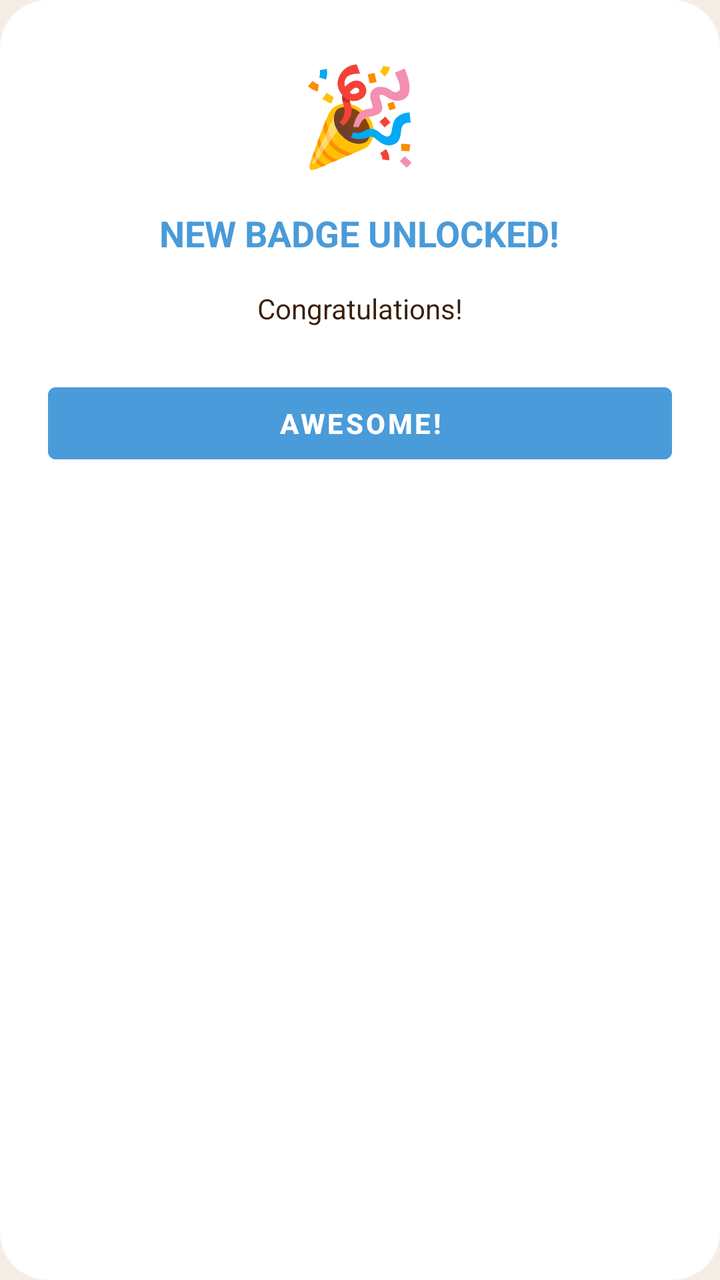
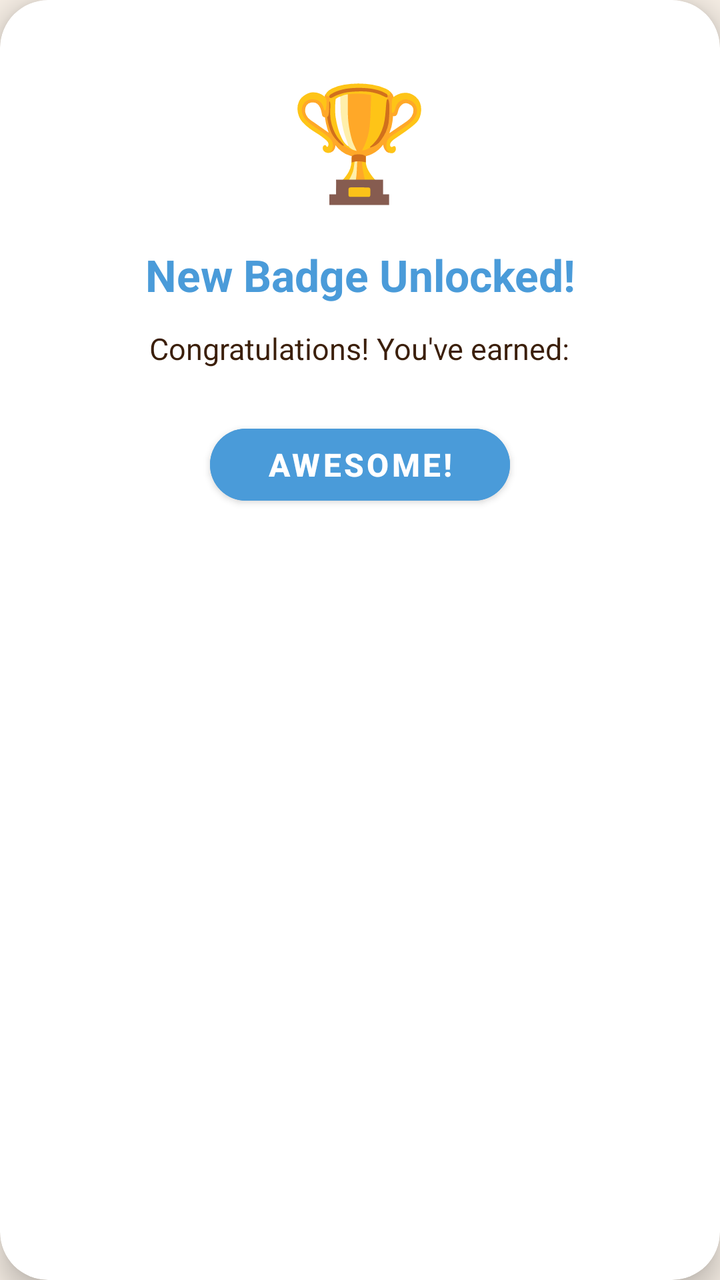

Screens rendered from an Android XML layout before and after an edit, with the pre-edit source and the edit as a unified diff.
<!-- AndroidManifest.xml: application theme Theme.AutiMate -->
<!-- res/layout/dialog_new_badge.xml -->
<?xml version="1.0" encoding="utf-8"?>
<LinearLayout xmlns:android="http://schemas.android.com/apk/res/android"
    android:layout_width="match_parent"
    android:layout_height="wrap_content"
    android:orientation="vertical"
    android:padding="24dp"
    android:background="@drawable/dialog_bg">

    <TextView
        android:layout_width="wrap_content"
        android:layout_height="wrap_content"
        android:text="🎉"
        android:textSize="48sp"
        android:layout_gravity="center"
        android:layout_marginBottom="16dp" />

    <TextView
        android:layout_width="wrap_content"
        android:layout_height="wrap_content"
        android:text="NEW BADGE UNLOCKED!"
        android:textSize="18sp"
        android:textStyle="bold"
        android:textColor="@color/soft_blue"
        android:layout_gravity="center"
        android:layout_marginBottom="16dp" />

    <TextView
        android:id="@+id/tvBadgesMessage"
        android:layout_width="match_parent"
        android:layout_height="wrap_content"
        android:text="Congratulations!"
        android:textSize="14sp"
        android:textColor="@color/text_dark"
        android:gravity="center"
        android:layout_marginBottom="24dp" />

    <Button
        android:id="@+id/btnAwesome"
        android:layout_width="match_parent"
        android:layout_height="48dp"
        android:text="AWESOME!"
        android:textSize="14sp"
        android:textStyle="bold"
        android:textColor="@color/white"
        android:backgroundTint="@color/soft_blue"
        android:stateListAnimator="@null" />

</LinearLayout>
<!-- resources referenced by this layout -->
<resources>
  <color name="soft_blue">#4A9BD9</color>
  <color name="text_dark">#3B1F0A</color>
  <color name="white">#FFFFFF</color>
  <!-- drawable dialog_bg (drawable) -->
  <?xml version="1.0" encoding="utf-8"?>
  <shape xmlns:android="http://schemas.android.com/apk/res/android">
      <solid android:color="@android:color/white" />
      <corners android:radius="24dp" />
  </shape>
  <style name="Theme.AutiMate" parent="Theme.MaterialComponents.DayNight.NoActionBar">
          <item name="colorPrimary">@color/cream</item>
          <item name="colorPrimaryVariant">@color/beige</item>
          <item name="colorOnPrimary">@color/text_dark</item>
          <item name="colorSecondary">@color/soft_blue</item>
          <item name="colorSecondaryVariant">@color/khaki</item>
          <item name="colorOnSecondary">@color/white</item>
          <item name="android:statusBarColor">@color/cream</item>
          <item name="android:windowBackground">@color/cream</item>
          <item name="android:textColor">@color/text_dark</item>
      </style>
  <color name="cream">#F5EDE4</color>
  <color name="beige">#EDE5D9</color>
  <color name="khaki">#C4A882</color>
</resources>

<!-- the commit's change to res/layout/dialog_new_badge.xml (unified diff, before → after) -->
@@ -1,48 +1,62 @@
 <?xml version="1.0" encoding="utf-8"?>
-<LinearLayout xmlns:android="http://schemas.android.com/apk/res/android"
+<androidx.cardview.widget.CardView xmlns:android="http://schemas.android.com/apk/res/android"
+    xmlns:app="http://schemas.android.com/apk/res-auto"
     android:layout_width="match_parent"
     android:layout_height="wrap_content"
-    android:orientation="vertical"
-    android:padding="24dp"
-    android:background="@drawable/dialog_bg">
+    app:cardCornerRadius="24dp"
+    app:cardElevation="8dp"
+    app:cardBackgroundColor="@color/white"
+    android:layout_margin="24dp">
 
-    <TextView
-        android:layout_width="wrap_content"
-        android:layout_height="wrap_content"
-        android:text="🎉"
-        android:textSize="48sp"
-        android:layout_gravity="center"
-        android:layout_marginBottom="16dp" />
-
-    <TextView
-        android:layout_width="wrap_content"
-        android:layout_height="wrap_content"
-        android:text="NEW BADGE UNLOCKED!"
-        android:textSize="18sp"
-        android:textStyle="bold"
-        android:textColor="@color/soft_blue"
-        android:layout_gravity="center"
-        android:layout_marginBottom="16dp" />
-
-    <TextView
-        android:id="@+id/tvBadgesMessage"
+    <LinearLayout
         android:layout_width="match_parent"
         android:layout_height="wrap_content"
-        android:text="Congratulations!"
-        android:textSize="14sp"
-        android:textColor="@color/text_dark"
-        android:gravity="center"
-        android:layout_marginBottom="24dp" />
+        android:orientation="vertical"
+        android:padding="32dp"
+        android:gravity="center">
 
-    <Button
-        android:id="@+id/btnAwesome"
-        android:layout_width="match_parent"
-        android:layout_height="48dp"
-        android:text="AWESOME!"
-        android:textSize="14sp"
-        android:textStyle="bold"
-        android:textColor="@color/white"
-        android:backgroundTint="@color/soft_blue"
-        android:stateListAnimator="@null" />
+        
+        <TextView
+            android:layout_width="wrap_content"
+            android:layout_height="wrap_content"
+            android:text="🏆"
+            android:textSize="56sp"
+            android:layout_marginBottom="16dp" />
 
-</LinearLayout>
+        <TextView
+            android:layout_width="wrap_content"
+            android:layout_height="wrap_content"
+            android:text="New Badge Unlocked!"
+            android:textSize="22sp"
+            android:textStyle="bold"
+            android:textColor="@color/soft_blue"
+            android:textAlignment="center"
+            android:layout_marginBottom="12dp" />
+
+        
+        <TextView
+            android:id="@+id/tvBadgesMessage"
+            android:layout_width="wrap_content"
+            android:layout_height="wrap_content"
+            android:text="Congratulations! You've earned:"
+            android:textSize="15sp"
+            android:textColor="@color/text_dark"
+            android:textAlignment="center"
+            android:lineSpacingExtra="6dp"
+            android:layout_marginBottom="24dp" />
+
+        
+        <Button
+            android:id="@+id/btnAwesome"
+            android:layout_width="150dp"
+            android:layout_height="48dp"
+            android:text="AWESOME!"
+            android:textSize="16sp"
+            android:textStyle="bold"
+            android:textColor="@color/white"
+            android:backgroundTint="@color/soft_blue"
+            app:cornerRadius="24dp" />
+
+    </LinearLayout>
+
+</androidx.cardview.widget.CardView>
<!-- resource entries referenced after the edit -->
@@ -3,25 +3,45 @@
   <color name="soft_blue">#4A9BD9</color>
   <color name="text_dark">#3B1F0A</color>
   <color name="white">#FFFFFF</color>
-  <!-- drawable dialog_bg (drawable) -->
-  <?xml version="1.0" encoding="utf-8"?>
-  <shape xmlns:android="http://schemas.android.com/apk/res/android">
-      <solid android:color="@android:color/white" />
-      <corners android:radius="24dp" />
-  </shape>
   <style name="Theme.AutiMate" parent="Theme.MaterialComponents.DayNight.NoActionBar">
+          
           <item name="colorPrimary">@color/cream</item>
           <item name="colorPrimaryVariant">@color/beige</item>
           <item name="colorOnPrimary">@color/text_dark</item>
+  
+          
           <item name="colorSecondary">@color/soft_blue</item>
           <item name="colorSecondaryVariant">@color/khaki</item>
           <item name="colorOnSecondary">@color/white</item>
+  
+          
           <item name="android:statusBarColor">@color/cream</item>
+  
+          
           <item name="android:windowBackground">@color/cream</item>
+  
+          
           <item name="android:textColor">@color/text_dark</item>
+  
+          
+          <item name="android:buttonBarPositiveButtonStyle">@style/LightPositiveButtonStyle</item>
+          <item name="android:buttonBarNegativeButtonStyle">@style/LightNegativeButtonStyle</item>
+          <item name="android:buttonBarNeutralButtonStyle">@style/LightNeutralButtonStyle</item>
       </style>
   <color name="cream">#F5EDE4</color>
   <color name="beige">#EDE5D9</color>
   <color name="khaki">#C4A882</color>
+  <style name="LightPositiveButtonStyle" parent="Widget.AppCompat.Button.ButtonBar.AlertDialog">
+          <item name="android:textColor">@android:color/black</item>
+          <item name="android:textStyle">bold</item>
+      </style>
+  <style name="LightNegativeButtonStyle" parent="Widget.AppCompat.Button.ButtonBar.AlertDialog">
+          <item name="android:textColor">@android:color/black</item>
+          <item name="android:textStyle">bold</item>
+      </style>
+  <style name="LightNeutralButtonStyle" parent="Widget.AppCompat.Button.ButtonBar.AlertDialog">
+          <item name="android:textColor">@android:color/black</item>
+          <item name="android:textStyle">bold</item>
+      </style>
 </resources>
 
